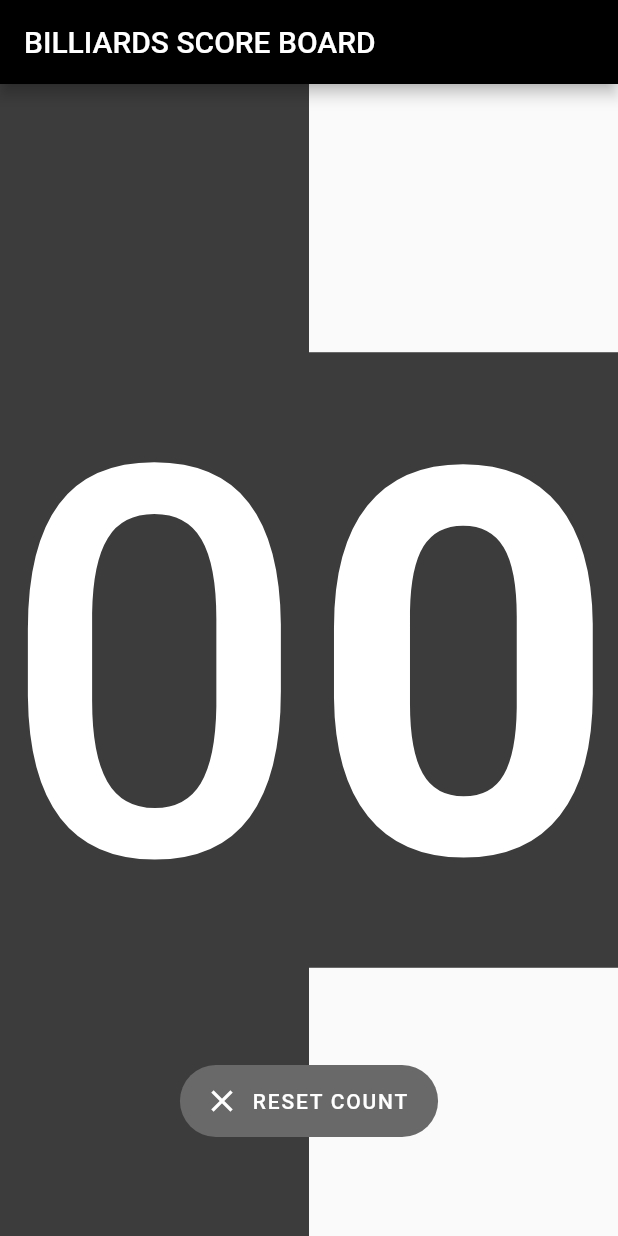
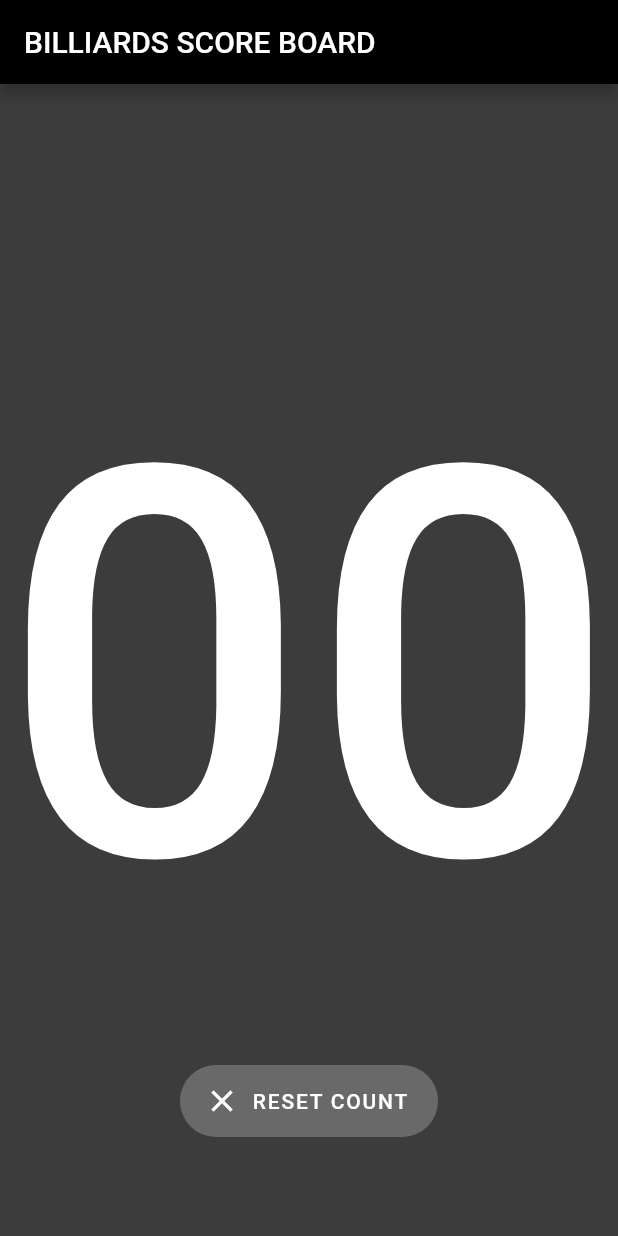
Before and after one commit to sohismyson/billiards_score, a Flutter app: the screen it shows after launch, on a phone screen of 412 x 824 dp. Run offline on Flutter 3.47's test engine with Material 2 defaults, Android fonts, the phone set to English and light mode, and no system bars.

```diff
--- a/lib/main.dart
+++ b/lib/main.dart
@@ -72,6 +72,7 @@ class _MyHomePageState extends State<MyHomePage> {
       body: Center(
         child: Row(
           children: <Widget>[
+            // home player のスコア制御
             Expanded(
               flex: 5,
               child: Container(
@@ -119,6 +120,27 @@ class _MyHomePageState extends State<MyHomePage> {
                 ]),
               ),
             ),
+            // guset playaer のスコア制御
+            Expanded(
+              flex: 5,
+              child: Container(
+                color: Color(0xFF3C3C3C),
+                child: Stack(children: <Widget>[
+                  Container(
+                    constraints: BoxConstraints.expand(),
+                    child: FittedBox(
+                      fit: BoxFit.contain,
+                      child: Text(
+                        '$_guestPlayerCounter',
+                        style: TextStyle(
+                          color: Color(0xFFFFFFFF),
+                          fontWeight: FontWeight.w500,
+                        ),
+                      ),
+                    ),
+                  ),
+                  Column(
+                    children: <Widget>[
                       Expanded(
                         flex: 5,
                         child: GestureDetector(
@@ -126,18 +148,24 @@ class _MyHomePageState extends State<MyHomePage> {
                               ? _guestPlayerIncrementCounter
                               : () {},
                           child: Container(
-                  child: FittedBox(
-                    fit: BoxFit.contain,
-                    child: Text(
-                      '$_guestPlayerCounter',
-                      style: TextStyle(
-                        color: Color(0xFFFFFFFF),
-                        fontWeight: FontWeight.w600,
+                            color: Color(0xFFFFFF),
                           ),
                         ),
                       ),
-                  color: Color(0xFF3C3C3C),
+                      Expanded(
+                        flex: 5,
+                        child: GestureDetector(
+                          onTap: _guestPlayerCounter != 0
+                              ? _guestPlayerDecrementCounter
+                              : () {},
+                          child: Container(
+                            color: Color(0xFFFFFF),
                           ),
+                        ),
+                      ),
+                    ],
+                  ),
+                ]),
               ),
             ),
           ],
```
Lines whose indentation alone changed are shown as unchanged.
